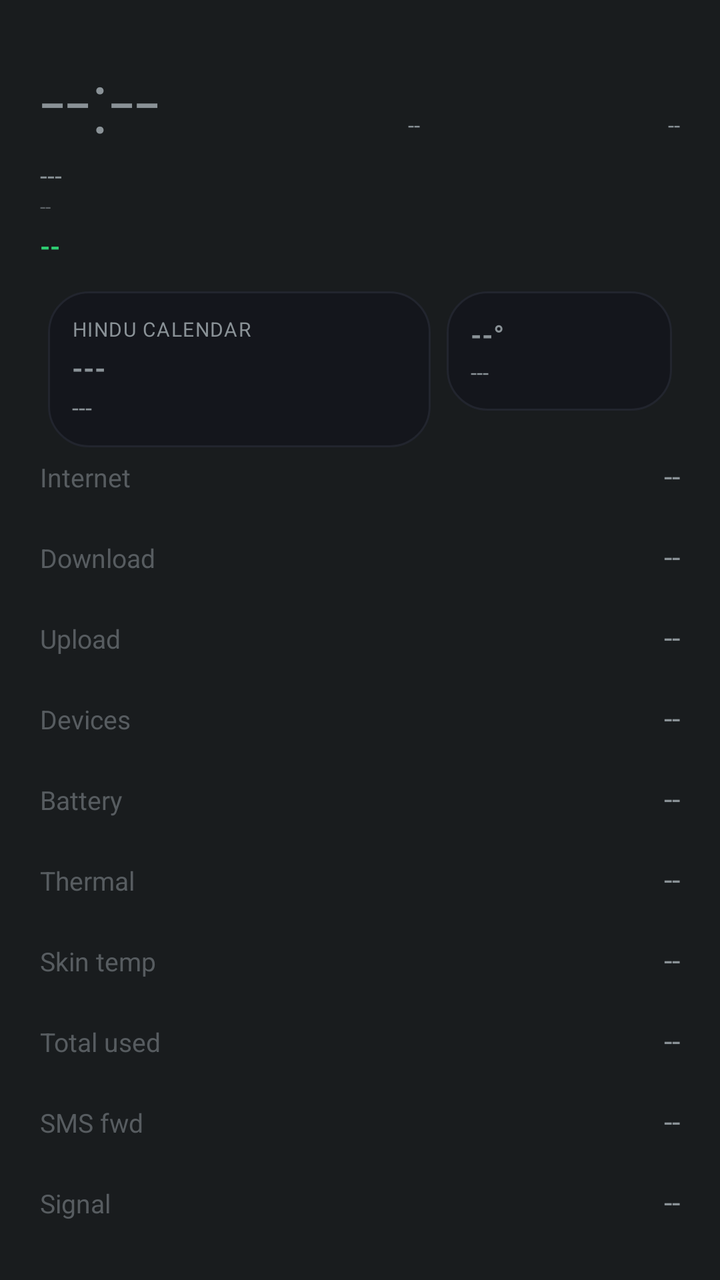
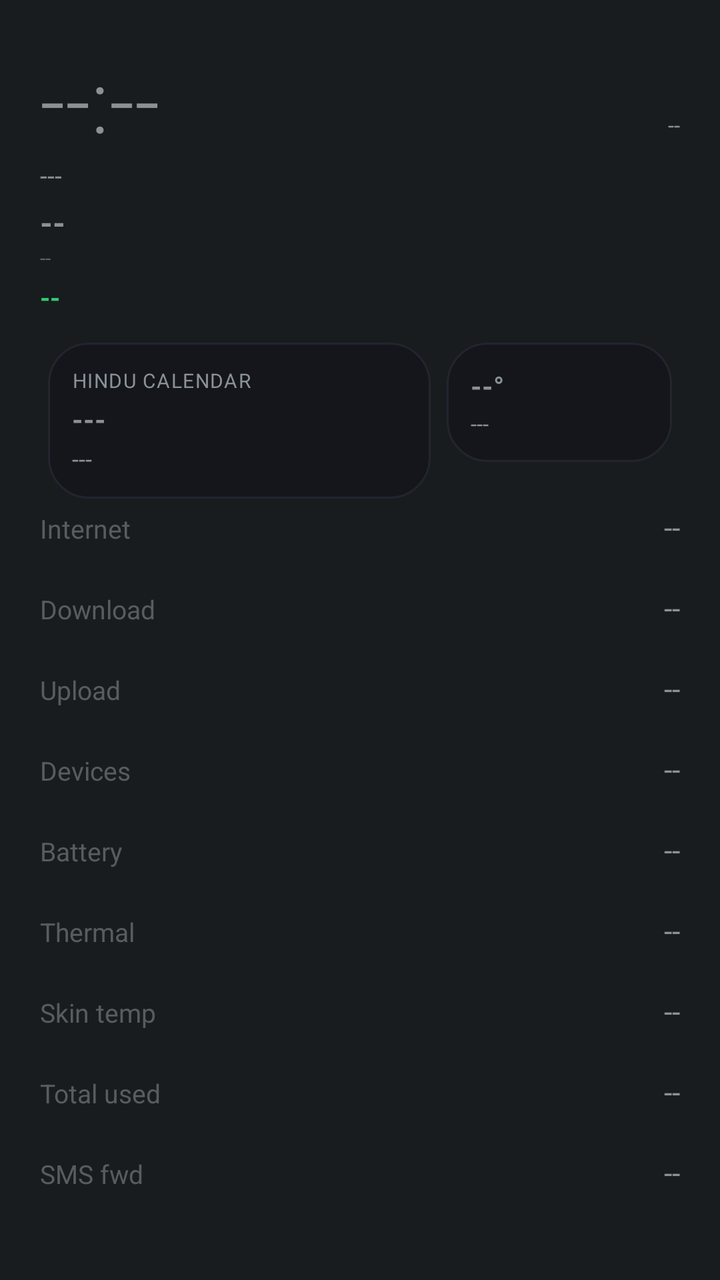

The first picture is an Android layout as it rendered before a commit; the second is the same layout after the commit. The layout source and the unified diff follow.
<!-- AndroidManifest.xml: application theme android:Theme.DeviceDefault.NoActionBar -->
<!-- res/layout/aod_layout_oneplus_minimal.xml -->
<?xml version="1.0" encoding="utf-8"?>
<LinearLayout xmlns:android="http://schemas.android.com/apk/res/android"
    android:id="@+id/bg_root"
    android:layout_width="match_parent"
    android:layout_height="match_parent"
    android:orientation="vertical"
    android:padding="20dp">

    <LinearLayout
        android:layout_width="match_parent"
        android:layout_height="wrap_content"
        android:orientation="horizontal">
        <TextView android:id="@+id/clock" android:layout_width="wrap_content" android:layout_height="wrap_content"
            android:textSize="44sp" android:fontFamily="sans-serif-light" android:text="--:--" />
        <TextView android:id="@+id/net_type_badge" android:layout_width="0dp" android:layout_height="wrap_content" android:layout_weight="1"
            android:layout_gravity="top" android:gravity="end" android:textSize="11sp" android:text="--" />
        <TextView android:id="@+id/akd_badge" android:layout_width="0dp" android:layout_height="wrap_content" android:layout_weight="1"
            android:layout_gravity="top" android:gravity="end" android:textSize="11sp" android:text="--" />
    </LinearLayout>
    <TextView android:id="@+id/date" android:layout_width="wrap_content" android:layout_height="wrap_content" android:textSize="13sp" android:text="---" />
    <TextView android:id="@+id/perf_badge" android:layout_width="wrap_content" android:layout_height="wrap_content" android:textSize="10sp" android:alpha="0.6" android:text="--" />
    <TextView android:id="@+id/health_badge" android:layout_width="wrap_content" android:layout_height="wrap_content" android:layout_marginTop="4dp"
        android:textAllCaps="true" android:textStyle="bold" android:textSize="13sp" android:textColor="#2ecc71" android:text="--" />
    <TextView android:id="@+id/muhurat_badge" android:layout_width="wrap_content" android:layout_height="wrap_content" android:textSize="11sp" android:textStyle="bold" android:visibility="gone" android:text="--" />

    <LinearLayout android:layout_width="match_parent" android:layout_height="wrap_content" android:orientation="horizontal" android:layout_marginTop="10dp">
        <LinearLayout android:id="@+id/panchang_card" android:layout_width="0dp" android:layout_height="wrap_content" android:layout_weight="1.7" android:layout_margin="4dp"
            android:background="@drawable/bg_card" android:orientation="vertical" android:gravity="center_vertical" android:padding="12dp">
            <TextView android:id="@+id/panchang_header" android:layout_width="wrap_content" android:layout_height="wrap_content" android:textSize="10sp" android:textAllCaps="true" android:letterSpacing="0.05" android:text="Hindu calendar" />
            <TextView android:id="@+id/panchang_tithi" android:layout_width="match_parent" android:layout_height="wrap_content" android:layout_marginTop="3dp" android:textStyle="bold" android:maxLines="1" android:autoSizeTextType="uniform" android:autoSizeMinTextSize="13sp" android:autoSizeMaxTextSize="18sp" android:text="---" />
            <TextView android:id="@+id/panchang_nakshatra" android:layout_width="match_parent" android:layout_height="wrap_content" android:layout_marginTop="2dp" android:textSize="12sp" android:maxLines="1" android:ellipsize="end" android:text="---" />
        </LinearLayout>
        <LinearLayout android:id="@+id/weather_card" android:layout_width="0dp" android:layout_height="wrap_content" android:layout_weight="1" android:layout_margin="4dp"
            android:background="@drawable/bg_card" android:orientation="vertical" android:gravity="center_vertical" android:padding="12dp">
            <TextView android:id="@+id/weather_temp" android:layout_width="match_parent" android:layout_height="wrap_content" android:textStyle="bold" android:maxLines="1" android:autoSizeTextType="uniform" android:autoSizeMinTextSize="14sp" android:autoSizeMaxTextSize="20sp" android:text="--°" />
            <TextView android:id="@+id/weather_condition" android:layout_width="match_parent" android:layout_height="wrap_content" android:layout_marginTop="2dp" android:textSize="11sp" android:maxLines="2" android:text="---" />
        </LinearLayout>
    </LinearLayout>
    <LinearLayout android:id="@+id/row8" android:layout_width="match_parent" android:layout_height="wrap_content" android:orientation="horizontal" android:layout_marginBottom="20dp">
        <TextView android:id="@+id/stat_label" android:layout_width="0dp" android:layout_weight="1" android:layout_height="wrap_content" android:textSize="13sp" android:alpha="0.55" android:text="Internet" />
        <TextView android:id="@+id/stat_value" android:layout_width="wrap_content" android:layout_height="wrap_content" android:textSize="15sp" android:text="--" />
    </LinearLayout>
    <LinearLayout android:id="@+id/row0" android:layout_width="match_parent" android:layout_height="wrap_content" android:orientation="horizontal" android:layout_marginBottom="20dp">
        <TextView android:id="@+id/stat_label" android:layout_width="0dp" android:layout_weight="1" android:layout_height="wrap_content" android:textSize="13sp" android:alpha="0.55" android:text="Download" />
        <TextView android:id="@+id/stat_value" android:layout_width="wrap_content" android:layout_height="wrap_content" android:textSize="15sp" android:text="--" />
    </LinearLayout>
    <LinearLayout android:id="@+id/row1" android:layout_width="match_parent" android:layout_height="wrap_content" android:orientation="horizontal" android:layout_marginBottom="20dp">
        <TextView android:id="@+id/stat_label" android:layout_width="0dp" android:layout_weight="1" android:layout_height="wrap_content" android:textSize="13sp" android:alpha="0.55" android:text="Upload" />
        <TextView android:id="@+id/stat_value" android:layout_width="wrap_content" android:layout_height="wrap_content" android:textSize="15sp" android:text="--" />
    </LinearLayout>
    <LinearLayout android:id="@+id/row2" android:layout_width="match_parent" android:layout_height="wrap_content" android:orientation="horizontal" android:layout_marginBottom="20dp">
        <TextView android:id="@+id/stat_label" android:layout_width="0dp" android:layout_weight="1" android:layout_height="wrap_content" android:textSize="13sp" android:alpha="0.55" android:text="Devices" />
        <TextView android:id="@+id/stat_value" android:layout_width="wrap_content" android:layout_height="wrap_content" android:textSize="15sp" android:text="--" />
    </LinearLayout>
    <LinearLayout android:id="@+id/row4" android:layout_width="match_parent" android:layout_height="wrap_content" android:orientation="horizontal" android:layout_marginBottom="20dp">
        <TextView android:id="@+id/stat_label" android:layout_width="0dp" android:layout_weight="1" android:layout_height="wrap_content" android:textSize="13sp" android:alpha="0.55" android:text="Battery" />
        <TextView android:id="@+id/stat_value" android:layout_width="wrap_content" android:layout_height="wrap_content" android:textSize="15sp" android:text="--" />
    </LinearLayout>
    <LinearLayout android:id="@+id/row5" android:layout_width="match_parent" android:layout_height="wrap_content" android:orientation="horizontal" android:layout_marginBottom="20dp">
        <TextView android:id="@+id/stat_label" android:layout_width="0dp" android:layout_weight="1" android:layout_height="wrap_content" android:textSize="13sp" android:alpha="0.55" android:text="Thermal" />
        <TextView android:id="@+id/stat_value" android:layout_width="wrap_content" android:layout_height="wrap_content" android:textSize="15sp" android:text="--" />
    </LinearLayout>
    <LinearLayout android:id="@+id/row6" android:layout_width="match_parent" android:layout_height="wrap_content" android:orientation="horizontal" android:layout_marginBottom="20dp">
        <TextView android:id="@+id/stat_label" android:layout_width="0dp" android:layout_weight="1" android:layout_height="wrap_content" android:textSize="13sp" android:alpha="0.55" android:text="Skin temp" />
        <TextView android:id="@+id/stat_value" android:layout_width="wrap_content" android:layout_height="wrap_content" android:textSize="15sp" android:text="--" />
    </LinearLayout>
    <LinearLayout android:id="@+id/row3" android:layout_width="match_parent" android:layout_height="wrap_content" android:orientation="horizontal" android:layout_marginBottom="20dp">
        <TextView android:id="@+id/stat_label" android:layout_width="0dp" android:layout_weight="1" android:layout_height="wrap_content" android:textSize="13sp" android:alpha="0.55" android:text="Total used" />
        <TextView android:id="@+id/stat_value" android:layout_width="wrap_content" android:layout_height="wrap_content" android:textSize="15sp" android:text="--" />
    </LinearLayout>
    <LinearLayout android:id="@+id/row7" android:layout_width="match_parent" android:layout_height="wrap_content" android:orientation="horizontal" android:layout_marginBottom="20dp">
        <TextView android:id="@+id/stat_label" android:layout_width="0dp" android:layout_weight="1" android:layout_height="wrap_content" android:textSize="13sp" android:alpha="0.55" android:text="SMS fwd" />
        <TextView android:id="@+id/stat_value" android:layout_width="wrap_content" android:layout_height="wrap_content" android:textSize="15sp" android:text="--" />
    </LinearLayout>
    <LinearLayout android:id="@+id/row9" android:layout_width="match_parent" android:layout_height="wrap_content" android:orientation="horizontal">
        <TextView android:id="@+id/stat_label" android:layout_width="0dp" android:layout_weight="1" android:layout_height="wrap_content" android:textSize="13sp" android:alpha="0.55" android:text="Signal" />
        <TextView android:id="@+id/stat_value" android:layout_width="wrap_content" android:layout_height="wrap_content" android:textSize="15sp" android:text="--" />
    </LinearLayout>

</LinearLayout>
<!-- resources referenced by this layout -->
<resources>
  <!-- drawable bg_card (drawable) -->
  <?xml version="1.0" encoding="utf-8"?>
  <shape xmlns:android="http://schemas.android.com/apk/res/android">
      <solid android:color="#14161C" />
      <corners android:radius="20dp" />
      <stroke android:width="1dp" android:color="#22252E" />
  </shape>
</resources>

<!-- the commit's change to res/layout/aod_layout_oneplus_minimal.xml (unified diff, before → after) -->
@@ -14,10 +14,9 @@
             android:textSize="44sp" android:fontFamily="sans-serif-light" android:text="--:--" />
         <TextView android:id="@+id/net_type_badge" android:layout_width="0dp" android:layout_height="wrap_content" android:layout_weight="1"
             android:layout_gravity="top" android:gravity="end" android:textSize="11sp" android:text="--" />
-        <TextView android:id="@+id/akd_badge" android:layout_width="0dp" android:layout_height="wrap_content" android:layout_weight="1"
-            android:layout_gravity="top" android:gravity="end" android:textSize="11sp" android:text="--" />
-    </LinearLayout>
+        </LinearLayout>
     <TextView android:id="@+id/date" android:layout_width="wrap_content" android:layout_height="wrap_content" android:textSize="13sp" android:text="---" />
+<TextView android:id="@+id/akd_badge" android:layout_width="wrap_content" android:layout_height="wrap_content" android:layout_marginTop="4dp" android:textSize="16sp" android:textStyle="bold" android:text="--" />
     <TextView android:id="@+id/perf_badge" android:layout_width="wrap_content" android:layout_height="wrap_content" android:textSize="10sp" android:alpha="0.6" android:text="--" />
     <TextView android:id="@+id/health_badge" android:layout_width="wrap_content" android:layout_height="wrap_content" android:layout_marginTop="4dp"
         android:textAllCaps="true" android:textStyle="bold" android:textSize="13sp" android:textColor="#2ecc71" android:text="--" />
